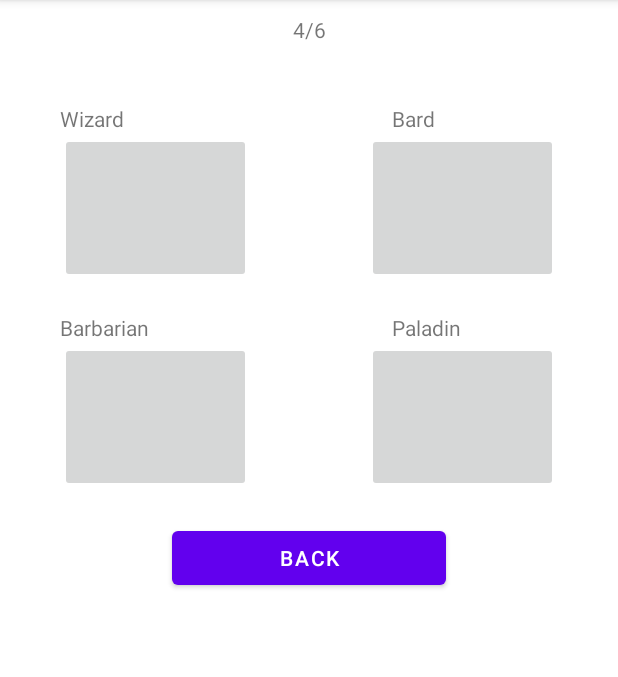
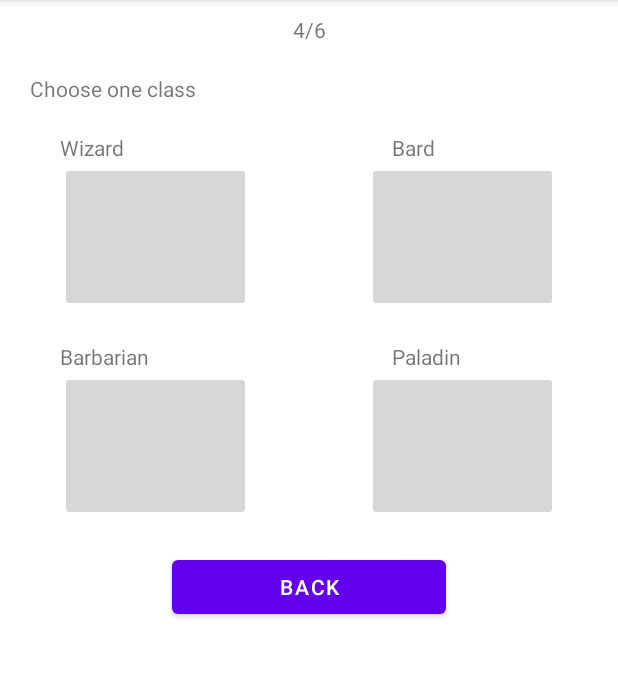
Before and after one commit to FaresCherif/ProjetIhm, an Android app: the Question4 screen opened directly, with no data from a screen before it, on a phone screen of 412 x 824 dp, the part 84-761 px from its top. Run offline under Robolectric (Android 15) with nearby library versions, the phone set to English and light mode, and no system bars; 8 statements that could not run were skipped.

Commit message:
save test

```diff
--- a/app/src/main/res/layout/activity_question4.xml
+++ b/app/src/main/res/layout/activity_question4.xml
@@ -30,6 +30,12 @@
             android:layout_width="match_parent"
             android:layout_height="wrap_content"
             android:orientation="vertical">
+
+            <TextView
+                android:id="@+id/textView"
+                android:layout_width="wrap_content"
+                android:layout_height="wrap_content"
+                android:text="@string/choose_one_class" />
 
             <LinearLayout
                 android:id="@+id/linearLayout7"
--- a/app/src/main/res/values/strings.xml
+++ b/app/src/main/res/values/strings.xml
@@ -59,5 +59,6 @@
     <string name="toastGenre">Please choose a genre</string>
     <string name="toastChooseAnswer">Please choose an answer</string>
     <string name="noFile">No file to load</string>
+    <string name="choose_one_class">Choose one class</string>
 
 </resources>
```
Also changed, not shown: 2 other files.
